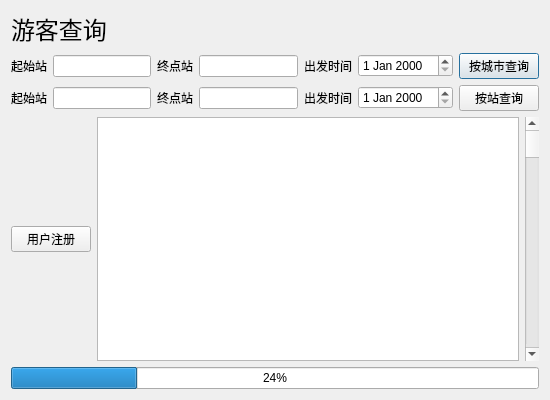
First picture: the form in UI/search.ui, repository New-bottle/train-ticket-system, before the edit.
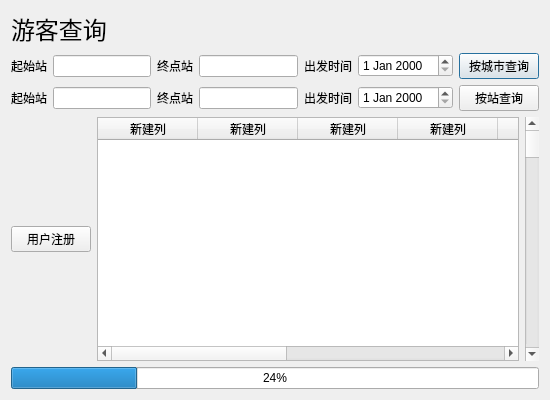
Second picture: the form after the edit.

What changed in the file:
```diff
--- a/UI/search.ui
+++ b/UI/search.ui
@@ -123,7 +123,53 @@
       </layout>
      </item>
      <item>
-      <widget class="QTableWidget" name="tableWidget_2"/>
+      <widget class="QTableWidget" name="tableWidget_2">
+       <column>
+        <property name="text">
+         <string>新建列</string>
+        </property>
+       </column>
+       <column>
+        <property name="text">
+         <string>新建列</string>
+        </property>
+       </column>
+       <column>
+        <property name="text">
+         <string>新建列</string>
+        </property>
+       </column>
+       <column>
+        <property name="text">
+         <string>新建列</string>
+        </property>
+       </column>
+       <column>
+        <property name="text">
+         <string>新建列</string>
+        </property>
+       </column>
+       <column>
+        <property name="text">
+         <string>新建列</string>
+        </property>
+       </column>
+       <column>
+        <property name="text">
+         <string>新建列</string>
+        </property>
+       </column>
+       <column>
+        <property name="text">
+         <string>新建列</string>
+        </property>
+       </column>
+       <column>
+        <property name="text">
+         <string>新建列</string>
+        </property>
+       </column>
+      </widget>
      </item>
      <item>
       <widget class="QScrollBar" name="verticalScrollBar">
```
